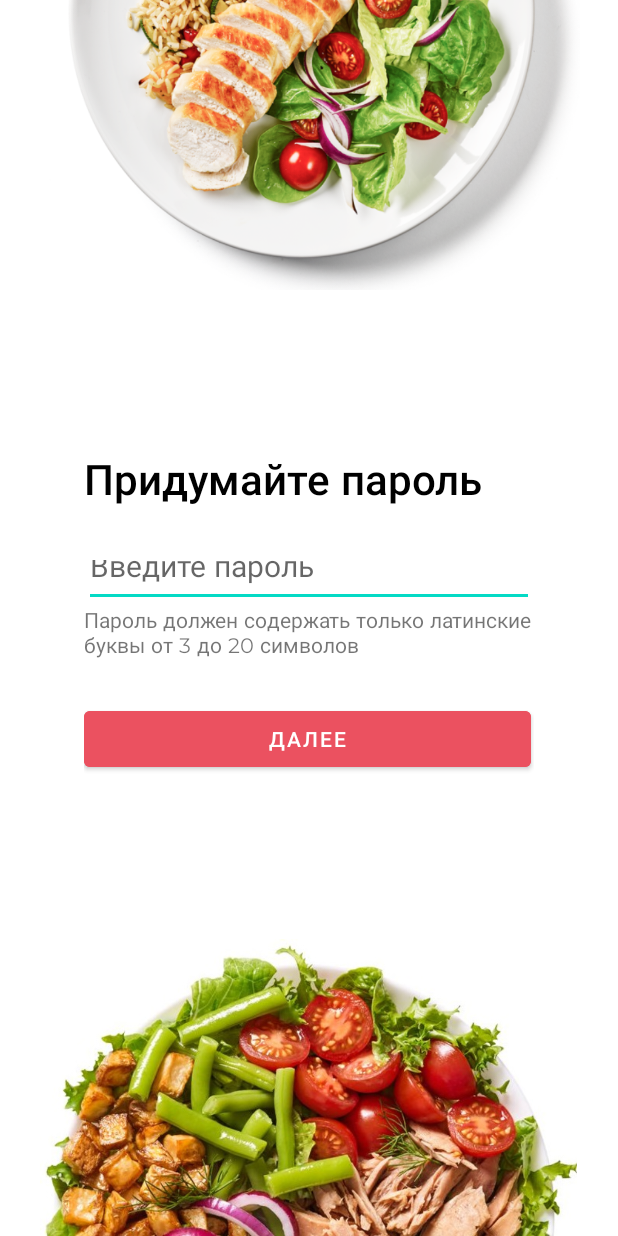
After one commit to ITmonah/EdokMobile, an Android app: the PasswordActivity screen opened directly, with no data from a screen before it, on a phone screen of 412 x 824 dp. The commit adds this screen. Run offline under Robolectric (Android 15) with nearby library versions, the phone set to English and light mode, and no system bars.

```diff
--- a/app/src/main/java/com/example/edokmobile/LoginActivity.java
+++ b/app/src/main/java/com/example/edokmobile/LoginActivity.java
@@ -56,12 +56,8 @@ public class LoginActivity extends AppCompatActivity {
                 task.getResult(ApiException.class);
                 GoogleSignInAccount account = GoogleSignIn.getLastSignedInAccount(getApplicationContext());
                 if (account != null) {
-                    String name = account.getDisplayName();
-                    String email = account.getEmail();
-                    Toast toast_acc = Toast.makeText(getApplicationContext(), "Привет, " + name + "(" + email + ")", Toast.LENGTH_LONG);
-                    toast_acc.show();
                     ((MyApplication) getApplicationContext()).setSomeVariable(account);
-                    Intent intent = new Intent(getApplicationContext(),MainActivity.class);
+                    Intent intent = new Intent(getApplicationContext(),PasswordActivity.class);
                     startActivity(intent);
                 }
             } catch (ApiException e) {
--- /dev/null
+++ b/app/src/main/res/drawable/baseline_lock_24.xml
@@ -0,0 +1,5 @@
+<vector xmlns:android="http://schemas.android.com/apk/res/android" android:height="24dp" android:tint="#000000" android:viewportHeight="24" android:viewportWidth="24" android:width="24dp">
+
+    <path android:fillColor="@android:color/white" android:pathData="M18,8h-1L17,6c0,-2.76 -2.24,-5 -5,-5S7,3.24 7,6v2L6,8c-1.1,0 -2,0.9 -2,2v10c0,1.1 0.9,2 2,2h12c1.1,0 2,-0.9 2,-2L20,10c0,-1.1 -0.9,-2 -2,-2zM12,17c-1.1,0 -2,-0.9 -2,-2s0.9,-2 2,-2 2,0.9 2,2 -0.9,2 -2,2zM15.1,8L8.9,8L8.9,6c0,-1.71 1.39,-3.1 3.1,-3.1 1.71,0 3.1,1.39 3.1,3.1v2z"/>
+
+</vector>
--- a/app/src/main/res/layout/activity_login.xml
+++ b/app/src/main/res/layout/activity_login.xml
@@ -22,7 +22,7 @@
 
     <ImageView
         android:id="@+id/imageView7"
-        android:layout_width="wrap_content"
+        android:layout_width="0dp"
         android:layout_height="243dp"
         android:scaleType="fitStart"
         app:layout_constraintEnd_toEndOf="parent"
@@ -32,7 +32,7 @@
 
     <ImageView
         android:id="@+id/imageView8"
-        android:layout_width="wrap_content"
+        android:layout_width="0dp"
         android:layout_height="270dp"
         android:scaleType="fitEnd"
         app:layout_constraintBottom_toBottomOf="parent"
--- /dev/null
+++ b/app/src/main/res/layout/activity_password.xml
@@ -0,0 +1,77 @@
+<?xml version="1.0" encoding="utf-8"?>
+<androidx.constraintlayout.widget.ConstraintLayout xmlns:android="http://schemas.android.com/apk/res/android"
+    xmlns:app="http://schemas.android.com/apk/res-auto"
+    xmlns:tools="http://schemas.android.com/tools"
+    android:id="@+id/main"
+    android:layout_width="match_parent"
+    android:layout_height="match_parent"
+    tools:context=".PasswordActivity">
+
+    <ImageView
+        android:id="@+id/imageView"
+        android:layout_width="0dp"
+        android:layout_height="193dp"
+        android:scaleType="centerInside"
+        app:layout_constraintEnd_toEndOf="parent"
+        app:layout_constraintStart_toStartOf="parent"
+        app:layout_constraintTop_toTopOf="parent"
+        app:srcCompat="@drawable/eda2" />
+
+    <ImageView
+        android:id="@+id/imageView10"
+        android:layout_width="0dp"
+        android:layout_height="198dp"
+        android:scaleType="centerInside"
+        app:layout_constraintBottom_toBottomOf="parent"
+        app:layout_constraintEnd_toEndOf="parent"
+        app:layout_constraintStart_toStartOf="parent"
+        app:srcCompat="@drawable/eda1" />
+
+    <LinearLayout
+        android:layout_width="wrap_content"
+        android:layout_height="wrap_content"
+        android:orientation="vertical"
+        app:layout_constraintBottom_toTopOf="@+id/imageView10"
+        app:layout_constraintEnd_toEndOf="parent"
+        app:layout_constraintStart_toStartOf="parent"
+        app:layout_constraintTop_toBottomOf="@+id/imageView">
+
+        <TextView
+            android:id="@+id/textView11"
+            android:layout_width="wrap_content"
+            android:layout_height="wrap_content"
+            android:layout_marginBottom="20dp"
+            android:fontFamily="@font/montserrat_medium"
+            android:text="Придумайте пароль"
+            android:textColor="#000000"
+            android:textSize="28sp" />
+
+        <EditText
+            android:id="@+id/PasswordInput"
+            android:layout_width="300dp"
+            android:layout_height="41dp"
+            android:digits="abcdefghijklmnopqrstuvwxyzABCDEFGHIJKLMNOPQRSTUVWXYZ0123456789!?№#$*"
+            android:ems="10"
+            android:fontFamily="@font/montserrat"
+            android:hint="Введите пароль"
+            android:inputType="textPassword"
+            android:textSize="20sp" />
+
+        <TextView
+            android:id="@+id/pass_hint"
+            android:layout_width="match_parent"
+            android:layout_height="wrap_content"
+            android:fontFamily="@font/montserrat"
+            android:text="Пароль должен содержать только латинские буквы от 3 до 20 символов"
+            android:textSize="14sp" />
+
+        <Button
+            android:id="@+id/next_btn"
+            android:layout_width="298dp"
+            android:layout_height="49dp"
+            android:layout_marginTop="26dp"
+            android:backgroundTint="#EB5160"
+            android:text="Далее" />
+    </LinearLayout>
+
+</androidx.constraintlayout.widget.ConstraintLayout>
```
Also changed, not shown: app/src/main/AndroidManifest.xml (+6 -3 lines), app/src/main/java/com/example/edokmobile/PasswordActivity.java (added, +118 -0 lines).
